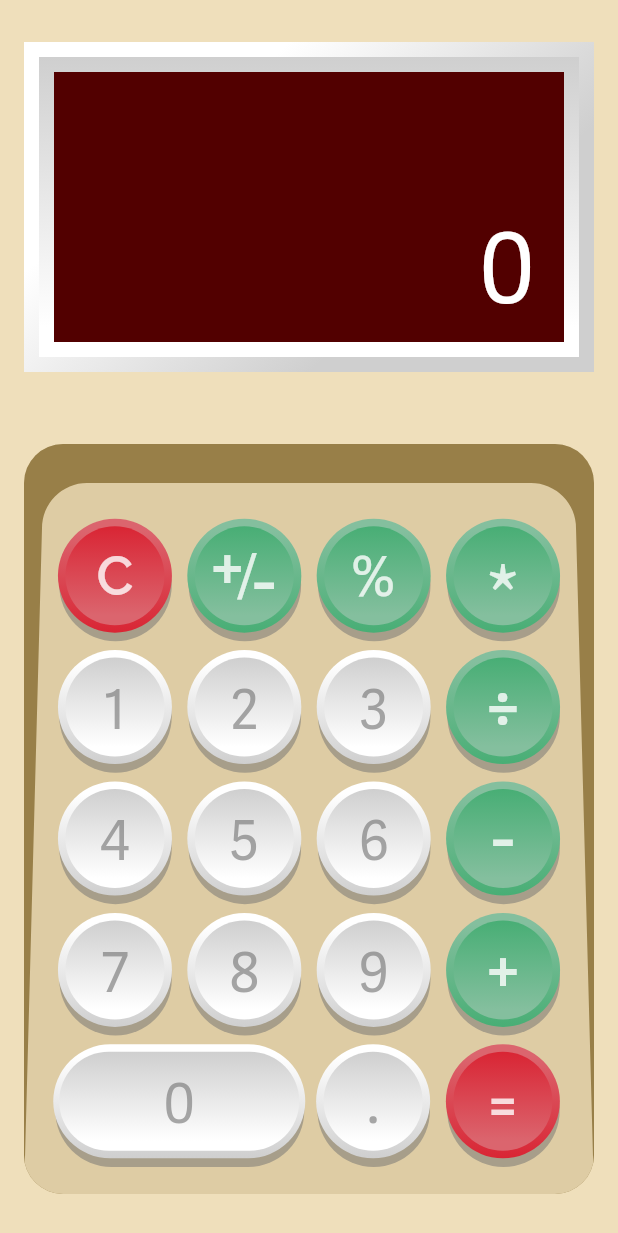
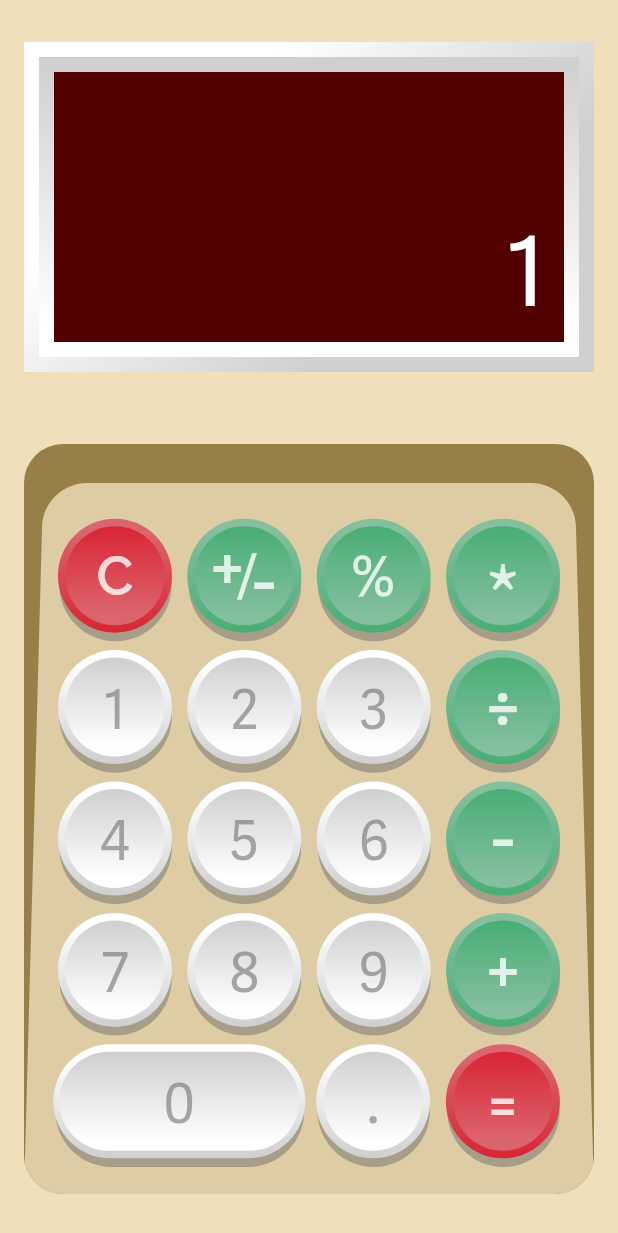
Before and after one commit to danylo-macelai/retro_calculator, a Flutter app: the screen it shows after launch, after a tap on an icon or button, on a phone screen of 412 x 824 dp. Shown: the top 1233 px of the screen. Run offline on Flutter 3.47's test engine with Material 2 defaults, Android fonts, the phone set to English and light mode, and no system bars; drawn by our look-alikes of auto_size_text.

Commit message:
Added model calculator

```diff
--- /dev/null
+++ b/lib/models/calculator.dart
@@ -0,0 +1,138 @@
+class Calculator {
+  static const operations = const [
+    Command.multiplication,
+    Command.division,
+    Command.subtraction,
+    Command.addition,
+    Command.equals,
+  ];
+
+  final _memory = [0.0, 0.0];
+  int _index = 0;
+  Command _operation;
+  String _answer = '0';
+
+  void applyCommand(Command command) {
+    if (Command.clean == command) {
+      _clear();
+    } else if (Command.plus_minus == command) {
+      _plusMinus();
+    } else if (Command.percentage == command) {
+      _percentage();
+    } else if (operations.contains(command)) {
+      _addOperation(command);
+    } else {
+      _addDigit(command);
+    }
+  }
+
+  _clear() {
+    _memory.setAll(0, [0.0, 0.0]);
+    _index = 0;
+    _operation = null;
+    _answer = '0';
+  }
+
+  _plusMinus() {
+    _memory[_index] = _memory[_index] * (-1);
+    _answer = _toDisplay(_memory[_index]);
+  }
+
+  _percentage() {
+    _memory[_index] = _memory[_index] / 100;
+    _answer = _toDisplay(_memory[_index]);
+  }
+
+  _addOperation(Command operation) {
+    double value = _memory[0];
+    if (Command.equals == operation) {
+      if (Command.multiplication == _operation) {
+        value = _memory[0] * _memory[1];
+      } else if (Command.division == _operation) {
+        value = _memory[0] / _memory[1];
+      } else if (Command.subtraction == _operation) {
+        value = _memory[0] - _memory[1];
+      } else if (Command.addition == _operation) {
+        value = _memory[0] + _memory[1];
+      }
+      _clear();
+      _answer = _toDisplay(value);
+      _memory[_index] = value;
+    } else {
+      _operation = operation;
+      _index = 1;
+      _answer = '0';
+    }
+  }
+
+  _addDigit(Command digit) {
+    final dot = Command.dot == digit;
+    if (dot && _answer.contains('.')) {
+      return;
+    }
+    final empty = dot ? '0' : '';
+    final value = _answer == '0' ? empty : _answer;
+    _answer = value + digit.value;
+    _memory[_index] = double.tryParse(_answer);
+  }
+
+  String _toDisplay(double number) {
+    int decimal = number.toInt();
+    double fractional = number - number.toInt();
+    if (fractional.abs() > 0.0) {
+      return number.toString();
+    }
+    return decimal.toString();
+  }
+
+  String get answer {
+    return _answer;
+  }
+}
+
+enum Command {
+  zero,
+  one,
+  two,
+  three,
+  four,
+  five,
+  six,
+  seven,
+  eight,
+  nine,
+  clean,
+  plus_minus,
+  percentage,
+  multiplication,
+  division,
+  subtraction,
+  addition,
+  equals,
+  dot,
+}
+
+extension CommandExtension on Command {
+  static const values = {
+    Command.clean: 'C',
+    Command.equals: '=',
+    Command.one: '1',
+    Command.two: '2',
+    Command.three: '3',
+    Command.four: '4',
+    Command.five: '5',
+    Command.six: '6',
+    Command.seven: '7',
+    Command.eight: '8',
+    Command.nine: '9',
+    Command.zero: '0',
+    Command.dot: '.',
+    Command.plus_minus: '±',
+    Command.percentage: '%',
+    Command.multiplication: '*',
+    Command.division: '÷',
+    Command.subtraction: '-',
+    Command.addition: '+',
+  };
+  String get value => values[this];
+}
--- a/lib/screens/calculator/calculator_screen.dart
+++ b/lib/screens/calculator/calculator_screen.dart
@@ -1,4 +1,5 @@
 import 'package:flutter/material.dart';
+import 'package:retro_calculator/models/calculator.dart';
 import 'package:retro_calculator/screens/calculator/widget/keyboard.dart';
 
 import 'widget/display.dart';
@@ -10,6 +11,14 @@ class CalculatorScreen extends StatefulWidget {
 }
 
 class _CalculatorScreenState extends State<CalculatorScreen> {
+  final Calculator calculator = Calculator();
+
+  _onCalculate(Command command) {
+    setState(() {
+      calculator.applyCommand(command);
+    });
+  }
+
   @override
   Widget build(BuildContext context) {
     return Scaffold(
@@ -31,8 +40,8 @@ class _CalculatorScreenState extends State<CalculatorScreen> {
             mainAxisAlignment: MainAxisAlignment.spaceBetween,
             crossAxisAlignment: CrossAxisAlignment.stretch,
             children: [
-              Display('0'),
-              Keyboard(),
+              Display(calculator.answer),
+              Keyboard(_onCalculate),
             ],
           ),
         ),
--- a/lib/screens/calculator/widget/button.dart
+++ b/lib/screens/calculator/widget/button.dart
@@ -1,18 +1,21 @@
 import 'package:flutter/material.dart';
 import 'package:flutter/foundation.dart';
+import 'package:retro_calculator/models/calculator.dart';
 import 'package:retro_calculator/utils/constant.dart';
 
 class Button extends StatelessWidget {
-  final String value;
+  final Command command;
   final Color fontColor;
   final String fontFamily;
   final bool larger;
   final List<Color> colors;
   final double top;
   final double fontSize;
+  final void Function(Command) onTap;
 
   Button.gray({
-    @required this.value,
+    @required this.command,
+    @required this.onTap,
     this.fontColor = const Color(0X99707070),
     this.fontFamily = 'AdelleSans',
     this.larger = false,
@@ -25,7 +28,8 @@ class Button extends StatelessWidget {
   });
 
   Button.green({
-    @required this.value,
+    @required this.command,
+    @required this.onTap,
     this.fontColor = const Color(0XCCFFFFFF),
     this.fontFamily = 'AdelleSans',
     this.larger = false,
@@ -38,7 +42,8 @@ class Button extends StatelessWidget {
   });
 
   Button.red({
-    @required this.value,
+    @required this.command,
+    @required this.onTap,
     this.fontColor = const Color(0XCCFFFFFF),
     this.fontFamily = 'Raleway',
     this.larger = false,
@@ -47,7 +52,7 @@ class Button extends StatelessWidget {
       Color(0XFFD92534),
     ],
     this.top = 0.0,
-    this.fontSize: 36.0,
+    this.fontSize: 36.0, String value,
   });
 
   @override
@@ -55,7 +60,9 @@ class Button extends StatelessWidget {
     return Expanded(
       flex: larger ? 2 : 1,
       child: InkWell(
-        onTap: () {},
+        onTap: () {
+          onTap(command);
+        },
         child: Stack(
           alignment: AlignmentDirectional.center,
           children: [
@@ -113,8 +120,8 @@ class Button extends StatelessWidget {
       fontFamily: fontFamily,
     );
 
-    return value == 'plus-minus'
-        ? /* ± */ Stack(
+    return Command.plus_minus == command
+        ? Stack(
             fit: StackFit.expand,
             children: [
               Positioned(
@@ -134,7 +141,7 @@ class Button extends StatelessWidget {
               ),
             ],
           )
-        : Text(value, style: style);
+        : Text(command.value, style: style);
   }
 
   double _width(double width, {double expanded = 16.0}) {
--- a/lib/screens/calculator/widget/display.dart
+++ b/lib/screens/calculator/widget/display.dart
@@ -3,9 +3,9 @@ import 'package:auto_size_text/auto_size_text.dart';
 import 'package:retro_calculator/utils/constant.dart';
 
 class Display extends StatelessWidget {
-  final String value;
+  final String answer;
 
-  Display(this.value);
+  Display(this.answer);
 
   @override
   Widget build(BuildContext context) {
@@ -30,31 +30,37 @@ class Display extends StatelessWidget {
         ),
         child: Container(
           margin: EdgeInsets.all(10.0),
+          padding: EdgeInsets.symmetric(horizontal: 12.0),
           color: Color(0XFF520000),
           child: Column(
             mainAxisAlignment: MainAxisAlignment.end,
             crossAxisAlignment: CrossAxisAlignment.stretch,
             children: [
-              Padding(
-                padding: EdgeInsets.symmetric(vertical: 2.0, horizontal: 20.0),
-                child: AutoSizeText(
-                  value,
-                  minFontSize: 20,
-                  maxFontSize: 64,
-                  maxLines: 1,
-                  textAlign: TextAlign.end,
-                  style: TextStyle(
-                    fontWeight: FontWeight.w400,
-                    decoration: TextDecoration.none,
-                    fontSize: 64,
-                    color: Color(0XFFFFFFFF),
-                  ),
-                ),
-              ),
+              _autoSizeText(answer, minFontSize: 20, maxFontSize: 64),
             ],
           ),
         ),
       ),
     );
   }
+
+  AutoSizeText _autoSizeText(
+    String value, {
+    double minFontSize: 14,
+    double maxFontSize: 26,
+  }) {
+    return AutoSizeText(
+      value,
+      minFontSize: minFontSize,
+      maxFontSize: maxFontSize,
+      maxLines: 1,
+      textAlign: TextAlign.end,
+      style: TextStyle(
+        fontWeight: FontWeight.w400,
+        decoration: TextDecoration.none,
+        fontSize: maxFontSize,
+        color: Color(0XFFFFFFFF),
+      ),
+    );
+  }
 }
--- a/lib/screens/calculator/widget/keyboard.dart
+++ b/lib/screens/calculator/widget/keyboard.dart
@@ -1,10 +1,15 @@
 import 'package:flutter/material.dart';
+import 'package:retro_calculator/models/calculator.dart';
 import "dart:math" show pi;
 
 import 'buttons.dart';
 import 'button.dart';
 
 class Keyboard extends StatelessWidget {
+  final void Function(Command) onCalculate;
+
+  Keyboard(this.onCalculate);
+
   @override
   Widget build(BuildContext context) {
     return Container(
@@ -34,33 +39,44 @@ class Keyboard extends StatelessWidget {
             child: Column(
               children: [
                 Buttons([
-                  Button.red(value: 'C'),
-                  Button.green(value: 'plus-minus'),
-                  Button.green(value: '%', fontSize: 36.0),
-                  Button.green(value: '*', top: 20.0),
+                  Button.red(command: Command.clean, onTap: onCalculate),
+                  Button.green(command: Command.plus_minus, onTap: onCalculate),
+                  Button.green(
+                      command: Command.percentage,
+                      fontSize: 36.0,
+                      onTap: onCalculate),
+                  Button.green(
+                      command: Command.multiplication,
+                      top: 20.0,
+                      onTap: onCalculate),
                 ]),
                 Buttons([
-                  Button.gray(value: '1'),
-                  Button.gray(value: '2'),
-                  Button.gray(value: '3'),
-                  Button.green(value: '÷'),
+                  Button.gray(command: Command.one, onTap: onCalculate),
+                  Button.gray(command: Command.two, onTap: onCalculate),
+                  Button.gray(command: Command.three, onTap: onCalculate),
+                  Button.green(command: Command.division, onTap: onCalculate),
                 ]),
                 Buttons([
-                  Button.gray(value: '4'),
-                  Button.gray(value: '5'),
-                  Button.gray(value: '6'),
-                  Button.green(value: '-'),
+                  Button.gray(command: Command.four, onTap: onCalculate),
+                  Button.gray(command: Command.five, onTap: onCalculate),
+                  Button.gray(command: Command.six, onTap: onCalculate),
+                  Button.green(
+                      command: Command.subtraction, onTap: onCalculate),
                 ]),
                 Buttons([
-                  Button.gray(value: '7'),
-                  Button.gray(value: '8'),
-                  Button.gray(value: '9'),
-                  Button.green(value: '+'),
+                  Button.gray(command: Command.seven, onTap: onCalculate),
+                  Button.gray(command: Command.eight, onTap: onCalculate),
+                  Button.gray(command: Command.nine, onTap: onCalculate),
+                  Button.green(command: Command.addition, onTap: onCalculate),
                 ]),
                 Buttons([
-                  Button.gray(value: '0', larger: true),
-                  Button.gray(value: '.'),
-                  Button.red(value: '=', fontSize: 48.0),
+                  Button.gray(
+                      command: Command.zero, larger: true, onTap: onCalculate),
+                  Button.gray(command: Command.dot, onTap: onCalculate),
+                  Button.red(
+                      command: Command.equals,
+                      fontSize: 48.0,
+                      onTap: onCalculate),
                 ]),
               ],
             ),
```
